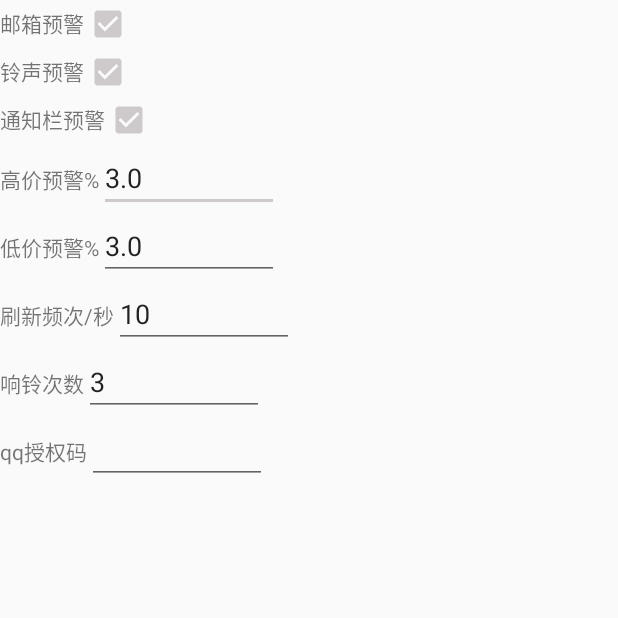
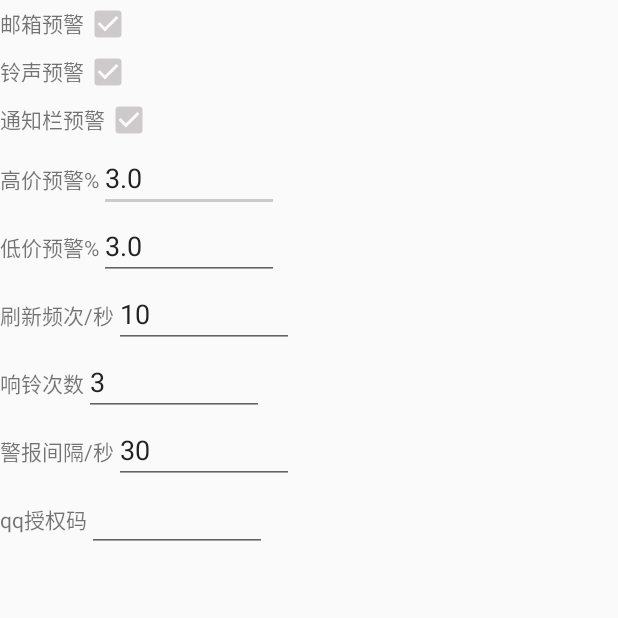
Before and after one commit to leochenn/SSttoocckk, an Android app: the SettingActivity screen opened directly, with no data from a screen before it, on a phone screen of 412 x 824 dp, the top half of it. Run offline under Robolectric (Android 15) with nearby library versions, the phone set to English and light mode, and no system bars.

Commit message:
修改细节

```diff
--- a/app/src/main/java/com/leo/stock/module/service/MonitorTimer.java
+++ b/app/src/main/java/com/leo/stock/module/service/MonitorTimer.java
@@ -106,7 +106,7 @@ public class MonitorTimer {
             public void run() {
                 checkTimeValid();
             }
-        }, Settings.getRefreshInterval(context));
+        }, Settings.getRefreshInterval(context) * 1000);
     }
 
     private void loadPrice() {
--- a/app/src/main/java/com/leo/stock/module/service/Settings.java
+++ b/app/src/main/java/com/leo/stock/module/service/Settings.java
@@ -7,6 +7,9 @@ import android.content.Context;
  */
 public class Settings {
 
+    public static int getAlarmInterval(Context context) {
+        return SpUtil.getInt(context, "edit_alarm_interval", 30);
+    }
     // 刷新间隔
     public static int getRefreshInterval(Context context) {
         return SpUtil.getInt(context, "edit_refresh", 10);
--- a/app/src/main/java/com/leo/stock/ui/SettingActivity.java
+++ b/app/src/main/java/com/leo/stock/ui/SettingActivity.java
@@ -9,6 +9,7 @@ import android.widget.EditText;
 import com.leo.stock.R;
 import com.leo.stock.library.util.FloatUtil;
 import com.leo.stock.module.email.Config;
+import com.leo.stock.module.service.Settings;
 import com.leo.stock.module.service.SpUtil;
 
 /**
@@ -16,7 +17,7 @@ import com.leo.stock.module.service.SpUtil;
  */
 public class SettingActivity extends Activity {
 
-    EditText editTextRefresh, editTextEmailAuthCode, editTextSoundCount, editTextHighAlarm, editTextLowAlarm;
+    EditText editTextRefresh, editTextEmailAuthCode, editTextSoundCount, editTextHighAlarm, editTextLowAlarm, editTextAlarmInterval;
     CheckBox checkBoxEmail, checkBoxSound, checkBoxNotify;
 
     @Override
@@ -47,6 +48,9 @@ public class SettingActivity extends Activity {
 
         editTextEmailAuthCode = findViewById(R.id.edit_qqcode);
         editTextEmailAuthCode.setText(SpUtil.getString(this, "edit_qqauth", Config.AUTH_CODE));
+
+        editTextAlarmInterval = findViewById(R.id.edit_alarm_interval);
+        editTextAlarmInterval.setText("" + Settings.getAlarmInterval(this));
     }
 
     @Override
@@ -59,6 +63,7 @@ public class SettingActivity extends Activity {
         SpUtil.putInt(this, "edit_refresh", Integer.parseInt(editTextRefresh.getText().toString().trim()));
         SpUtil.putInt(this, "edit_soundcount", Integer.parseInt(editTextSoundCount.getText().toString().trim()));
         SpUtil.putString(this, "edit_qqauth", editTextEmailAuthCode.getText().toString().trim());
+        SpUtil.putInt(this, "edit_alarm_interval", Integer.parseInt(editTextAlarmInterval.getText().toString().trim()));
         super.onDestroy();
     }
 }
--- a/app/src/main/res/layout/activity_setting.xml
+++ b/app/src/main/res/layout/activity_setting.xml
@@ -121,6 +121,22 @@
         <TextView
             android:layout_width="wrap_content"
             android:layout_height="wrap_content"
+            android:text="警报间隔/秒"/>
+
+        <EditText
+            android:id="@+id/edit_alarm_interval"
+            android:inputType="number"
+            android:layout_width="120dp"
+            android:layout_height="wrap_content"/>
+    </LinearLayout>
+
+    <LinearLayout
+        android:layout_width="wrap_content"
+        android:layout_height="wrap_content"
+        android:orientation="horizontal">
+        <TextView
+            android:layout_width="wrap_content"
+            android:layout_height="wrap_content"
             android:text="qq授权码"/>
 
         <EditText
```
Also changed, not shown: app/src/main/java/com/leo/stock/module/service/StockMonitorMgr.java (+7 -3 lines).
